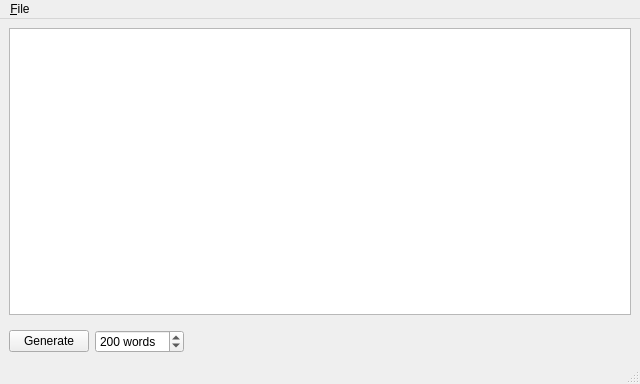
The window that mainwindow.ui (607011/Belletristiq) describes before a commit, drawn with Qt 5.
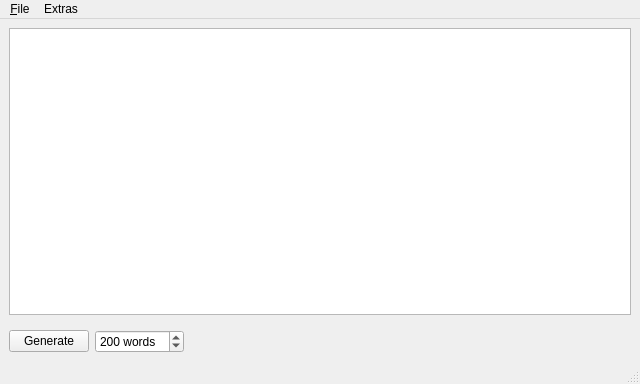
The same window after the commit.

Diff of the .ui file:
```diff
--- a/mainwindow.ui
+++ b/mainwindow.ui
@@ -86,7 +86,14 @@
     <addaction name="separator"/>
     <addaction name="actionExit"/>
    </widget>
+   <widget class="QMenu" name="menuExtras">
+    <property name="title">
+     <string>Extras</string>
+    </property>
+    <addaction name="actionResetMarkovChain"/>
+   </widget>
    <addaction name="menu_File"/>
+   <addaction name="menuExtras"/>
   </widget>
   <widget class="QStatusBar" name="statusbar"/>
   <action name="actionSaveMarkovChain">
```
Left out of the diff: 5 changed lines with no effect on the pictures.
